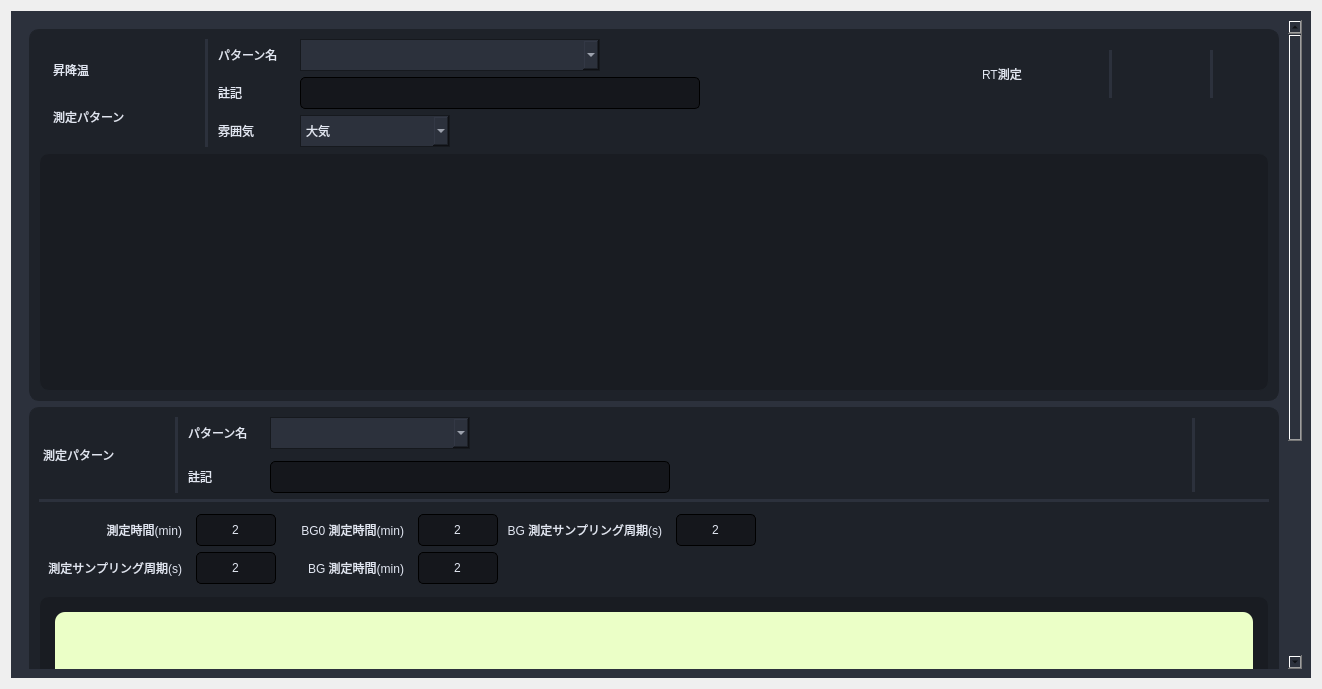
coolandy345/MS4371, file Source code/gui_main/gui/uis/pages/main_pages.ui: the form before one commit.
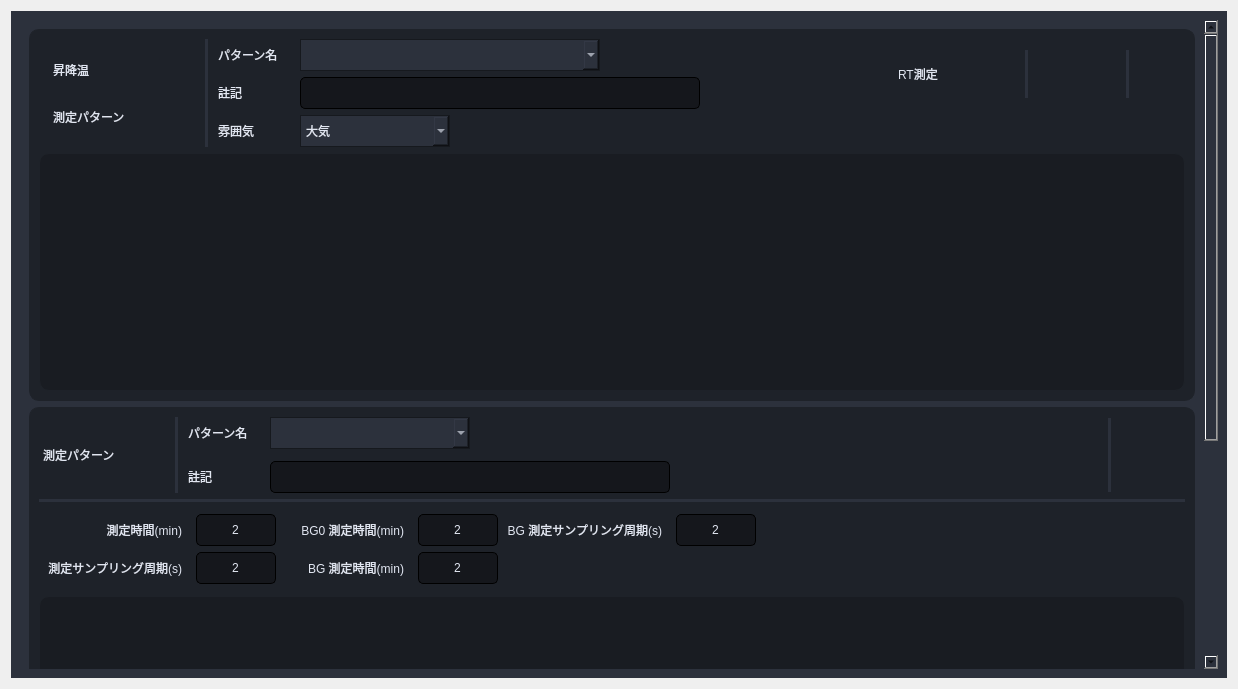
The form after the commit.

Diff of the .ui file:
```diff
--- a/Source code/gui_main/gui/uis/pages/main_pages.ui
+++ b/Source code/gui_main/gui/uis/pages/main_pages.ui
@@ -6,7 +6,7 @@
    <rect>
     <x>0</x>
     <y>0</y>
-    <width>1322</width>
+    <width>1234</width>
     <height>689</height>
    </rect>
   </property>
@@ -3083,7 +3083,7 @@
            <rect>
             <x>0</x>
             <y>-338</y>
-            <width>1269</width>
+            <width>1181</width>
             <height>991</height>
            </rect>
           </property>
@@ -3261,7 +3261,7 @@
                      <rect>
                       <x>0</x>
                       <y>0</y>
-                      <width>1211</width>
+                      <width>1123</width>
                       <height>200</height>
                      </rect>
                     </property>
@@ -4420,7 +4420,7 @@
                  <enum>QFrame::Raised</enum>
                 </property>
                 <layout class="QVBoxLayout" name="verticalLayout_2">
-                 <item>
+                 <item alignment="Qt::AlignLeft">
                   <widget class="QFrame" name="frame_46">
                    <property name="sizePolicy">
                     <sizepolicy hsizetype="Preferred" vsizetype="Preferred">
@@ -4446,7 +4446,7 @@
                    </property>
                    <layout class="QHBoxLayout" name="horizontalLayout_5">
                     <property name="spacing">
-                     <number>5</number>
+                     <number>0</number>
                     </property>
                     <property name="leftMargin">
                      <number>6</number>
@@ -4462,11 +4462,26 @@
                     </property>
                     <item>
                      <widget class="QLabel" name="label">
+                      <property name="minimumSize">
+                       <size>
+                        <width>60</width>
+                        <height>0</height>
+                       </size>
+                      </property>
+                      <property name="maximumSize">
+                       <size>
+                        <width>60</width>
+                        <height>16777215</height>
+                       </size>
+                      </property>
                       <property name="styleSheet">
-                       <string notr="true">background-color: rgb(235, 255, 199);</string>
+                       <string notr="true">font: 13px &quot;游ゴシック&quot;;
+color: rgb(65, 74, 88);
+padding-right:5px;
+border:none</string>
                       </property>
                       <property name="text">
-                       <string>TextLabel</string>
+                       <string>電圧(V)</string>
                       </property>
                      </widget>
                     </item>
```
Left out of the diff: 4 changed lines with no effect on the pictures.
